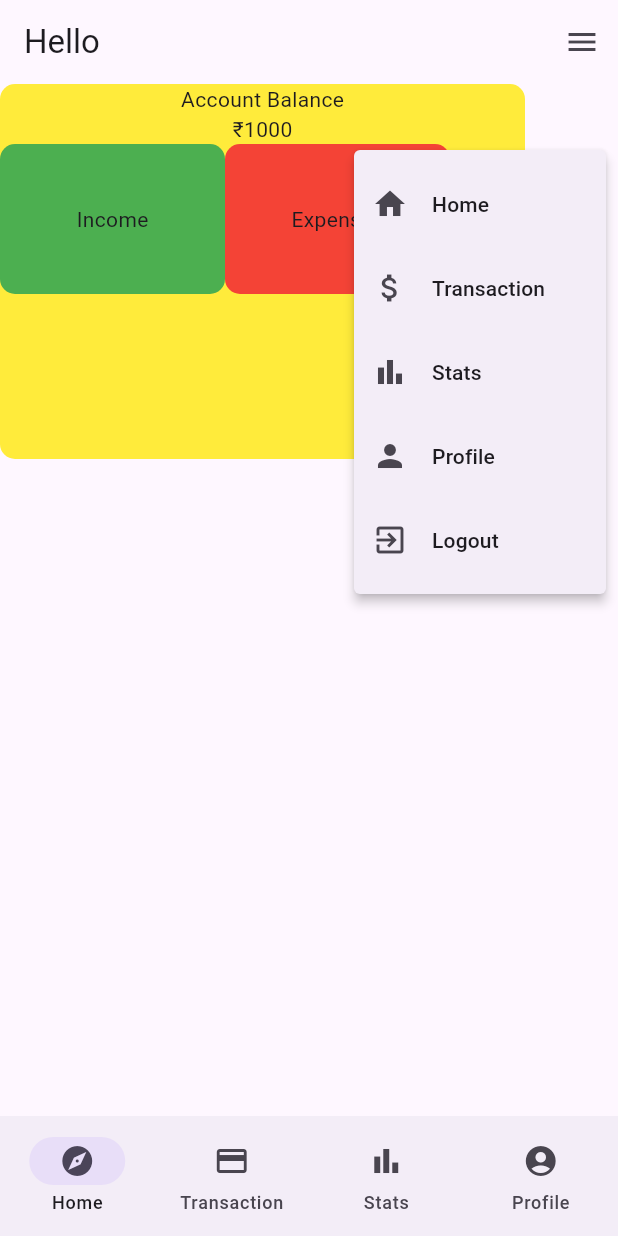
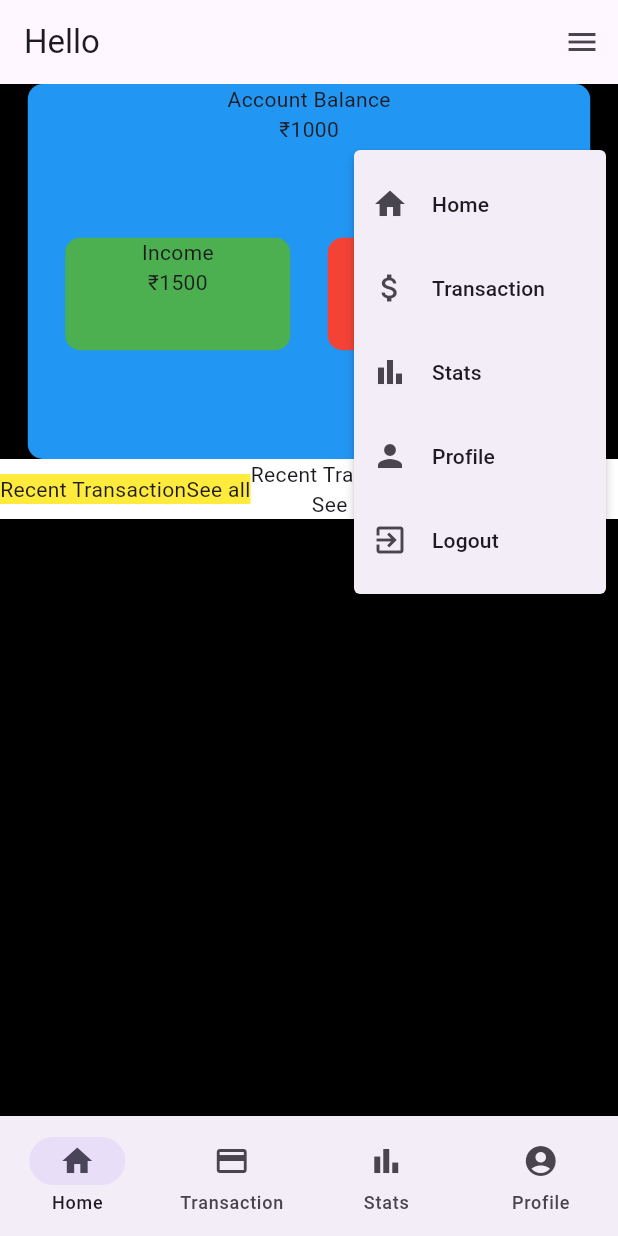
Before and after one commit to ss1910singh/exptra, a Flutter app: the screen it shows once a user with an empty profile is signed in, after a tap on the "menu" icon, on a phone screen of 412 x 824 dp. Run offline on Flutter 3.47's test engine with Material 3 defaults, Android fonts, the phone set to English and light mode, and no system bars; our stand-ins replace firebase_auth, firebase_core; accounts and stored records are empty.

Commit message:
home page container changes

```diff
--- a/lib/main.dart
+++ b/lib/main.dart
@@ -17,7 +17,7 @@ class MyApp extends StatelessWidget {
   // This widget is the root of your application.
   @override
   Widget build(BuildContext context) {
-    return MaterialApp(
+    return const MaterialApp(
       // title: 'Flutter Demo',
       // theme: ThemeData(
       //   colorScheme: ColorScheme.fromSeed(seedColor: Colors.deepPurple),
--- a/lib/screen/home_screen.dart
+++ b/lib/screen/home_screen.dart
@@ -5,56 +5,80 @@ class HomeScreen extends StatelessWidget {
 
   @override
   Widget build(BuildContext context) {
-    return Scaffold(
-      body: //page container
+    return Expanded(
+      child: Scaffold(
+        body: Container(
+          width: double.infinity,
+          color: Colors.black,
+          child: Column(
+            children: [
               Container(
-        child:
-            //balance,income,expance card
-            Container(
-          width: 350,
+                width: 375,
                 height: 250,
                 decoration: BoxDecoration(
                   borderRadius: BorderRadius.circular(10.0),
-            color: Colors.yellow,
+                  color: Colors.blue,
                 ),
-          child: Column(children: [
-            Text('Account Balance'),
-            Text('₹1000'),
-            Container(
-              child: Row(children: [
-                //Income card
+                child: Column(
+                  children: [
+                    Text("Account Balance"),
+                    Text("₹1000"),
+                    Row(
+                      children: [
+                        SizedBox(
+                          width: 25,
+                          height: 200,
+                        ),
                         Container(
                           width: 150,
-                  height: 100,
+                          height: 75,
                           decoration: BoxDecoration(
                             borderRadius: BorderRadius.circular(10.0),
                             color: Colors.green,
                           ),
-                  child: Column(
-                    mainAxisAlignment: MainAxisAlignment.center,
-                    children: [
-                      Text('Income'),
-                    ],
+                          child: Column(children: [
+                            Text("Income"),
+                            Text("₹1500"),
+                          ]),
                         ),
+                        SizedBox(
+                          width: 25,
                         ),
-                //expenses card
                         Container(
                           width: 150,
-                  height: 100,
+                          height: 75,
                           decoration: BoxDecoration(
                             borderRadius: BorderRadius.circular(10.0),
                             color: Colors.red,
                           ),
-                  child: Column(
-                    mainAxisAlignment: MainAxisAlignment.center,
-                    children: [
-                      Text('Expenses'),
+                          child: Column(children: [
+                            Text("Expanses"),
+                            Text("₹500"),
+                          ]),
+                        ),
+                      ],
+                    ),
                   ],
                 ),
               ),
-              ]),
+              Container(
+                color: Colors.white,
+                child: Row(
+                  children: [
+                    Container(
+                      color: Colors.yellow,
+                      child: Row(
+                        children: [Text('Recent Transaction'), Text('See all')],
                       ),
-          ]),
+                    ),
+                    Column(
+                      children: [Text('Recent Transaction'), Text('See all')],
+                    )
+                  ],
+                ),
+              )
+            ],
+          ),
         ),
       ),
     );
--- a/lib/screen/landing_page.dart
+++ b/lib/screen/landing_page.dart
@@ -18,10 +18,10 @@ class _LandingPageState extends State<LandingPage> {
   var isLogoutLoading = false;
   int currentIndex = 0;
   var pageViewList = [
-    HomeScreen(),
-    TransactionScreen(),
-    StatsScreen(),
-    ProfileScreen()
+    const HomeScreen(),
+    const TransactionScreen(),
+    const StatsScreen(),
+    const ProfileScreen()
   ];
 
   logout() async {
@@ -29,8 +29,9 @@ class _LandingPageState extends State<LandingPage> {
       isLogoutLoading = true;
     });
     await FirebaseAuth.instance.signOut();
-    Navigator.of(context)
-        .pushReplacement(MaterialPageRoute(builder: (context) => LoginView()));
+    // ignore: use_build_context_synchronously
+    Navigator.of(context).pushReplacement(
+        MaterialPageRoute(builder: (context) => const LoginView()));
 
     setState(() {
       isLogoutLoading = false;
@@ -49,19 +50,19 @@ class _LandingPageState extends State<LandingPage> {
         },
       ),
       appBar: AppBar(
-        title: Text('Hello'),
+        title: const Text('Hello'),
         actions: [
           IconButton(
-            icon: Icon(Icons.menu),
+            icon: const Icon(Icons.menu),
             onPressed: () {
               showMenu(
                 context: context,
-                position: RelativeRect.fromLTRB(100, 100, 0, 0),
+                position: const RelativeRect.fromLTRB(100, 100, 0, 0),
                 items: [
                   PopupMenuItem(
                     child: ListTile(
-                      title: Text('Home'),
-                      leading: Icon(Icons.home),
+                      title: const Text('Home'),
+                      leading: const Icon(Icons.home),
                       onTap: () {
                         setState(() {
                           currentIndex = 0;
@@ -71,8 +72,8 @@ class _LandingPageState extends State<LandingPage> {
                   ),
                   PopupMenuItem(
                     child: ListTile(
-                      title: Text('Transaction'),
-                      leading: Icon(Icons.attach_money),
+                      title: const Text('Transaction'),
+                      leading: const Icon(Icons.attach_money),
                       onTap: () {
                         setState(() {
                           currentIndex = 1;
@@ -82,8 +83,8 @@ class _LandingPageState extends State<LandingPage> {
                   ),
                   PopupMenuItem(
                     child: ListTile(
-                      title: Text('Stats'),
-                      leading: Icon(Icons.bar_chart),
+                      title: const Text('Stats'),
+                      leading: const Icon(Icons.bar_chart),
                       onTap: () {
                         setState(() {
                           currentIndex = 2;
@@ -93,8 +94,8 @@ class _LandingPageState extends State<LandingPage> {
                   ),
                   PopupMenuItem(
                     child: ListTile(
-                      title: Text('Profile'),
-                      leading: Icon(Icons.person),
+                      title: const Text('Profile'),
+                      leading: const Icon(Icons.person),
                       onTap: () {
                         setState(() {
                           currentIndex = 3;
@@ -104,8 +105,8 @@ class _LandingPageState extends State<LandingPage> {
                   ),
                   PopupMenuItem(
                     child: ListTile(
-                      title: Text('Logout'),
-                      leading: Icon(Icons.exit_to_app),
+                      title: const Text('Logout'),
+                      leading: const Icon(Icons.exit_to_app),
                       onTap: () {
                         setState(() {
                           isLogoutLoading = true;
--- a/lib/screen/login_screen.dart
+++ b/lib/screen/login_screen.dart
@@ -6,7 +6,7 @@ import '../utils/appvalidator.dart';
 
 // ignore: must_be_immutable
 class LoginView extends StatefulWidget {
-  LoginView({super.key});
+  const LoginView({super.key});
 
   @override
   State<LoginView> createState() => _LoginViewState();
@@ -94,26 +94,29 @@ class _LoginViewState extends State<LoginView> {
                   width: double.infinity,
                   child: ElevatedButton(
                     onPressed: () {
+                      // ignore: avoid_print
                       isLoader ? print("Loading...") : _submitForm();
                     },
                     child: isLoader
-                        ? Center(child: CircularProgressIndicator())
+                        ? const Center(child: CircularProgressIndicator())
                         : const Text("Login"),
                   ),
                 ),
-                SizedBox(
+                const SizedBox(
                   height: 20.0,
                 ),
-                SizedBox(
+                const SizedBox(
                   height: 20.0,
                 ),
-                Text("Don't have an account?"),
+                const Text("Don't have an account?"),
                 TextButton(
                   onPressed: () {
-                    Navigator.push(context,
-                        MaterialPageRoute(builder: (context) => SignUpView()));
+                    Navigator.push(
+                        context,
+                        MaterialPageRoute(
+                            builder: (context) => const SignUpView()));
                   },
-                  child: Text('Sign up'),
+                  child: const Text('Sign up'),
                 )
               ],
             )),
--- a/lib/screen/profile_screen.dart
+++ b/lib/screen/profile_screen.dart
@@ -5,7 +5,7 @@ class ProfileScreen extends StatelessWidget {
 
   @override
   Widget build(BuildContext context) {
-    return Scaffold(
+    return const Scaffold(
       body: Text("Profile"),
     );
   }
--- a/lib/screen/stats_screen.dart
+++ b/lib/screen/stats_screen.dart
@@ -5,7 +5,7 @@ class StatsScreen extends StatelessWidget {
 
   @override
   Widget build(BuildContext context) {
-    return Scaffold(
+    return const Scaffold(
       body: Text("Stats"),
     );
   }
--- a/lib/screen/transaction_screen.dart
+++ b/lib/screen/transaction_screen.dart
@@ -5,7 +5,7 @@ class TransactionScreen extends StatelessWidget {
 
   @override
   Widget build(BuildContext context) {
-    return Scaffold(
+    return const Scaffold(
       body: Text("Transaction"),
     );
   }
--- a/lib/widgets/auth_gate.dart
+++ b/lib/widgets/auth_gate.dart
@@ -12,9 +12,9 @@ class AuthGate extends StatelessWidget {
         stream: FirebaseAuth.instance.authStateChanges(),
         builder: (context, snapshot) {
           if (!snapshot.hasData) {
-            return LoginView();
+            return const LoginView();
           }
-          return LandingPage();
+          return const LandingPage();
         });
   }
 }
--- a/lib/widgets/navbar.dart
+++ b/lib/widgets/navbar.dart
@@ -16,7 +16,7 @@ class NavBar extends StatelessWidget {
       // labelBehavior: NavigationDestinationLabelBehavior.alwaysHide,
       destinations: const <Widget>[
         NavigationDestination(
-          icon: Icon(Icons.explore),
+          icon: Icon(Icons.home),
           label: 'Home',
         ),
         NavigationDestination(
```
Also changed, not shown: lib/screen/sign_up.dart (+13 -9 lines), lib/services/auth_service.dart (+4 -4 lines), 1 other file. Lines whose indentation alone changed are shown as unchanged.
